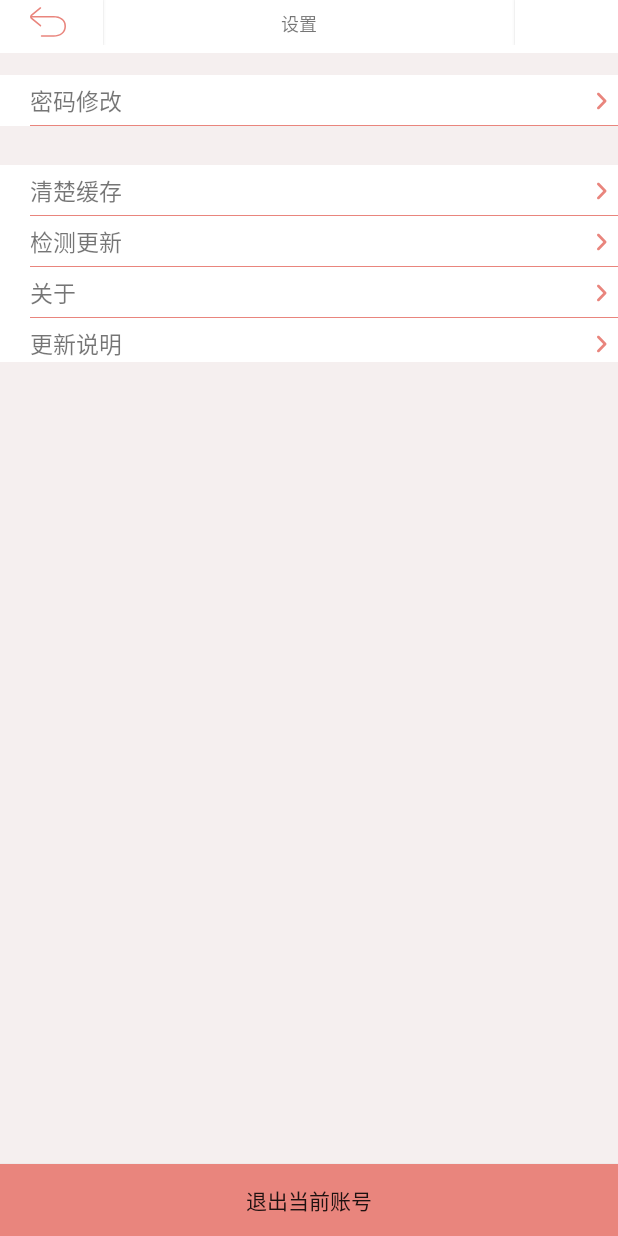
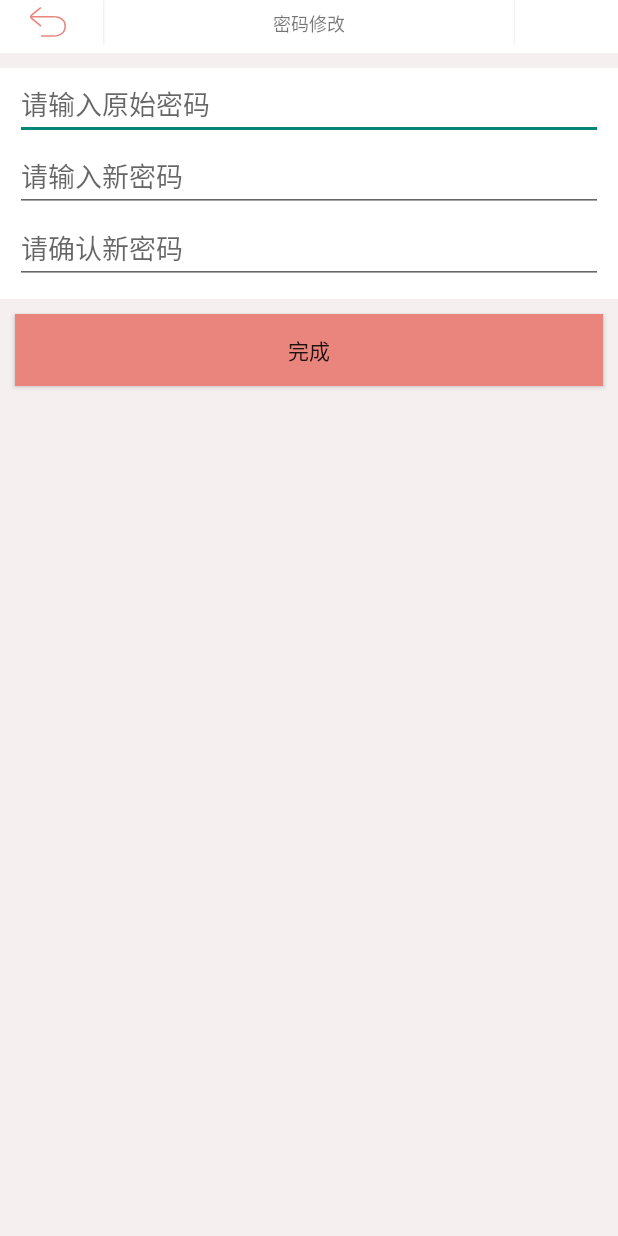
Before and after one commit to wxp109761/yigong11, an Android app: the SettingActivity screen opened directly, with no data from a screen before it, after a tap on "密码修改", on a phone screen of 412 x 824 dp. Run offline under Robolectric (Android 15) with nearby library versions, the phone set to English and light mode, and no system bars.

Commit message:
新增密码修改，头像选择，重置密码

```diff
--- a/app/build.gradle
+++ b/app/build.gradle
@@ -37,4 +37,5 @@ dependencies {
     implementation 'com.github.bumptech.glide:glide:4.3.1'
     implementation project(':dropdownmenu')
     implementation 'com.github.auv1107:CurveView:a0e576c041'
+    implementation 'com.flyco.dialog:FlycoDialog_Lib:1.3.2@aar'
 }
--- a/app/src/main/AndroidManifest.xml
+++ b/app/src/main/AndroidManifest.xml
@@ -21,6 +21,7 @@
         <activity android:name=".Activity.UserInfoActivity" android:windowSoftInputMode="adjustPan|stateHidden"></activity>
         <activity android:name=".Activity.MyActionsActivity" android:windowSoftInputMode="adjustPan|stateHidden"></activity>
         <activity android:name=".Activity.HourStatisticActivity" android:windowSoftInputMode="adjustPan|stateHidden"></activity>
+        <activity android:name=".Activity.RePassword" android:windowSoftInputMode="adjustPan|stateHidden"></activity>
 
     </application>
 
--- /dev/null
+++ b/app/src/main/java/com/example/a17494/yigong11/Activity/RePassword.java
@@ -0,0 +1,121 @@
+package com.example.a17494.yigong11.Activity;
+
+import android.app.Activity;
+import android.content.Intent;
+import android.os.Build;
+import android.os.Bundle;
+import android.view.View;
+import android.view.Window;
+import android.view.WindowManager;
+import android.widget.Button;
+import android.widget.EditText;
+import android.widget.Toast;
+
+import com.example.a17494.yigong11.Bean.ReturnResultBean;
+import com.example.a17494.yigong11.R;
+import com.example.a17494.yigong11.Utils.Constants;
+import com.example.a17494.yigong11.Utils.SpUtils;
+import com.example.a17494.yigong11.Utils.TobarUtil;
+import com.example.a17494.yigong11.cookie.RetrofitClient;
+
+import rx.Subscriber;
+
+public class RePassword extends Activity implements View.OnClickListener {
+
+    private EditText oldPass;
+    private EditText newPass;
+    private EditText confirmPass;
+    private Button confirmBtn;
+    @Override
+    protected void onCreate(Bundle savedInstanceState) {
+        super.onCreate(savedInstanceState);
+        setContentView(R.layout.repassword);
+        initView();
+        TobarUtil tobarUtil =(TobarUtil)findViewById(R.id.topbar);
+        tobarUtil.setOnbtnClickListenter(new TobarUtil.OnbtnBackClickListenter() {
+            @Override
+            public void OnBackBtnClick() {
+                finish();
+            }
+        });
+
+        if (Build.VERSION.SDK_INT >= Build.VERSION_CODES.M) {
+            Window window = getWindow();
+            window.addFlags(WindowManager.LayoutParams.FLAG_DRAWS_SYSTEM_BAR_BACKGROUNDS);
+            window.setStatusBarColor(0xffffff);
+            window.getDecorView().setSystemUiVisibility(View.SYSTEM_UI_FLAG_LIGHT_STATUS_BAR);
+        }
+    }
+
+
+    public void initView(){
+        oldPass = findViewById(R.id.old_pass);
+        newPass=findViewById(R.id.new_pass);
+        confirmPass=findViewById(R.id.confirm_pass);
+        confirmBtn=findViewById(R.id.confirm_btn);
+        confirmBtn.setOnClickListener(this);
+
+    }
+
+    @Override
+    public void onClick(View v) {
+        switch (v.getId()){
+           case R.id.confirm_btn:
+               initRePass();
+               break;
+        }
+    }
+    public void initRePass(){
+        if(oldPass.getText().toString().equals("")||newPass.getText().toString().equals("")||confirmPass.getText().toString().equals("")){
+            Toast.makeText(this,"输入不能为空",Toast.LENGTH_SHORT).show();
+        }else {
+            if(!oldPass.getText().toString().equals(SpUtils.getString(getApplicationContext(),Constants.STU_PASS))){
+                Toast.makeText(this,"原密码输入错误，请重新输入",Toast.LENGTH_SHORT).show();
+            }else{
+                if(!newPass.getText().toString().equals(confirmPass.getText().toString())){
+                    Toast.makeText(this,"两次密码不一致，请重新输入",Toast.LENGTH_SHORT).show();
+                }else{
+                    if(newPass.getText().toString().equals(oldPass.getText().toString())){
+                        Toast.makeText(this,"新旧密码不能一样，请重新输入",Toast.LENGTH_SHORT).show();
+                    }else {
+                    RetrofitClient.getInstance(getApplicationContext()).rePassword(new Subscriber<ReturnResultBean>() {
+                        @Override
+                        public void onCompleted() {
+
+                        }
+
+                        @Override
+                        public void onError(Throwable e) {
+
+                        }
+
+                        @Override
+                        public void onNext(ReturnResultBean returnResultBean) {
+                            if(returnResultBean.getMsg().equals("成功")){
+                                Toast.makeText(RePassword.this,"密码修改成功！",Toast.LENGTH_SHORT).show();
+                                StartLogInView();
+                            }
+                        }
+                    },SpUtils.getString(getApplicationContext(),Constants.STU_ID),oldPass.getText().toString(),newPass.getText().toString());
+                }
+                }
+            }
+
+        }
+    }
+    public void StartLogInView(){
+        final boolean isLogin = SpUtils.getBoolean(getApplicationContext(), Constants.IS_LOGIN);
+        if (isLogin) {
+            SpUtils.clear(getApplicationContext());
+            finish();
+            Intent intent = new Intent(getApplicationContext(), LoginActivity.class);
+            intent.setFlags(Intent.FLAG_ACTIVITY_CLEAR_TOP);//关掉所要到的界面中间的activity
+            startActivity(intent);
+            //Toast.makeText(getApplicationContext(), "退出成功", Toast.LENGTH_SHORT).show();
+        } else {
+            Intent intent = new Intent(getApplicationContext(), LoginActivity.class);
+            startActivity(intent);
+        }
+    }
+
+}
--- a/app/src/main/java/com/example/a17494/yigong11/Activity/SettingActivity.java
+++ b/app/src/main/java/com/example/a17494/yigong11/Activity/SettingActivity.java
@@ -62,7 +62,7 @@ public class SettingActivity extends Activity implements View.OnClickListener {
     public void onClick(View v) {
         switch (v.getId()){
             case R.id.change_password :
-
+                rePassword();
                 break;
             case R.id.clear_cash :
 
@@ -93,4 +93,9 @@ public class SettingActivity extends Activity implements View.OnClickListener {
             startActivity(intent);
         }
     }
+    public void rePassword(){
+        Intent intent = new Intent(getApplicationContext(), RePassword.class);
+        startActivity(intent);
+    }
+
 }
--- a/app/src/main/java/com/example/a17494/yigong11/MainActivity.java
+++ b/app/src/main/java/com/example/a17494/yigong11/MainActivity.java
@@ -14,6 +14,7 @@ import android.widget.RadioGroup;
 
 
 import com.example.a17494.yigong11.Adapter.MainContentPagerAdapter;
+import com.example.a17494.yigong11.Bean.HourBean;
 import com.example.a17494.yigong11.Bean.LogInBean;
 import com.example.a17494.yigong11.Utils.Constants;
 import com.example.a17494.yigong11.Utils.SpUtils;
@@ -53,7 +54,6 @@ public class MainActivity extends FragmentActivity implements RadioGroup.OnCheck
             window.getDecorView().setSystemUiVisibility(View.SYSTEM_UI_FLAG_LIGHT_STATUS_BAR);
         }
     }
-
     private void initListenter() {
         myViewPager.addOnPageChangeListener(this);
     }
--- a/app/src/main/res/layout/mine_view_fg.xml
+++ b/app/src/main/res/layout/mine_view_fg.xml
@@ -12,6 +12,7 @@
         android:background="@color/colorTheme"
         android:layout_margin="10dp" />
     <ImageView
+        android:id="@+id/header_img"
         android:layout_width="60dp"
         android:layout_height="60dp"
         android:layout_below="@+id/header_bg"
@@ -20,9 +21,10 @@
         android:background="@drawable/touxiang_1"
         />
     <TextView
+        android:id="@+id/user_name"
         android:layout_width="wrap_content"
         android:layout_height="wrap_content"
-        android:text="位展鹏"
+        android:text="位展鹏xx"
         android:textSize="18sp"
         android:layout_below="@+id/header_bg"
         android:layout_marginTop="-130dp"
--- /dev/null
+++ b/app/src/main/res/layout/repassword.xml
@@ -0,0 +1,55 @@
+<?xml version="1.0" encoding="utf-8"?>
+<LinearLayout xmlns:android="http://schemas.android.com/apk/res/android"
+    xmlns:app="http://schemas.android.com/apk/res-auto"
+    android:orientation="vertical"
+    android:layout_width="match_parent"
+    android:layout_height="match_parent"
+
+    android:background="@color/colorBg">
+    <com.example.a17494.yigong11.Utils.TobarUtil
+        android:id="@+id/topbar"
+        android:layout_width="match_parent"
+        android:layout_height="35dp"
+        android:background="@android:color/white"
+        app:leftBackground="@android:color/white"
+        app:titleText="密码修改"
+        app:titleTextSize="8sp" />
+    <LinearLayout
+        android:layout_width="match_parent"
+        android:layout_height="wrap_content"
+        android:layout_marginTop="10dp"
+        android:orientation="vertical"
+        android:padding="10dp"
+        android:background="@android:color/white">
+        <EditText
+            android:layout_width="match_parent"
+            android:layout_height="wrap_content"
+            android:paddingTop="0dp"
+            android:id="@+id/old_pass"
+            android:hint="请输入原始密码"
+            android:inputType="textPassword"
+            />
+        <EditText
+            android:layout_width="match_parent"
+            android:layout_height="wrap_content"
+            android:id="@+id/new_pass"
+            android:inputType="textPassword"
+            android:hint="请输入新密码"/>
+        <EditText
+            android:layout_width="match_parent"
+            android:layout_height="wrap_content"
+            android:id="@+id/confirm_pass"
+            android:inputType="textPassword"
+            android:hint="请确认新密码"/>
+    </LinearLayout>
+    <Button
+        android:layout_width="match_parent"
+        android:layout_height="wrap_content"
+        android:layout_marginTop="10dp"
+        android:background="@color/colorTheme"
+        android:layout_marginLeft="10dp"
+        android:layout_marginRight="10dp"
+        android:id="@+id/confirm_btn"
+        android:text="完成" />
+
+</LinearLayout>
```
Also changed, not shown: app/src/main/java/com/example/a17494/yigong11/Activity/DetailsActivity.java (+10 -11 lines), app/src/main/java/com/example/a17494/yigong11/Activity/LoginActivity.java (+28 -0 lines), app/src/main/java/com/example/a17494/yigong11/Activity/UserInfoActivity.java (+9 -5 lines), app/src/main/java/com/example/a17494/yigong11/Bean/OrderOrCancelBean.java (deleted, +0 -39 lines), app/src/main/java/com/example/a17494/yigong11/Bean/ReturnResultBean.java (added, +39 -0 lines), app/src/main/java/com/example/a17494/yigong11/Fragment/MineFragment.java (+48 -10 lines), app/src/main/java/com/example/a17494/yigong11/cookie/RetrofitClient.java (+21 -5 lines), app/src/main/java/com/example/a17494/yigong11/myServices/MyServices.java (+12 -4 lines).
